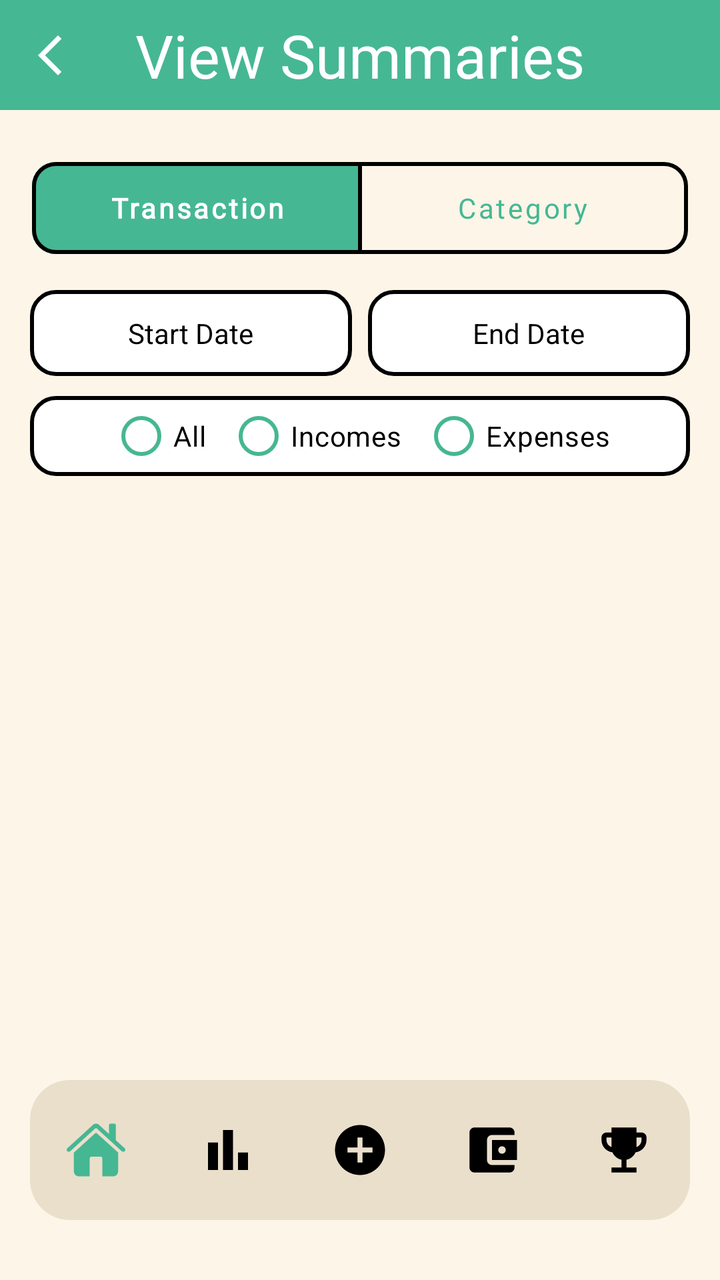
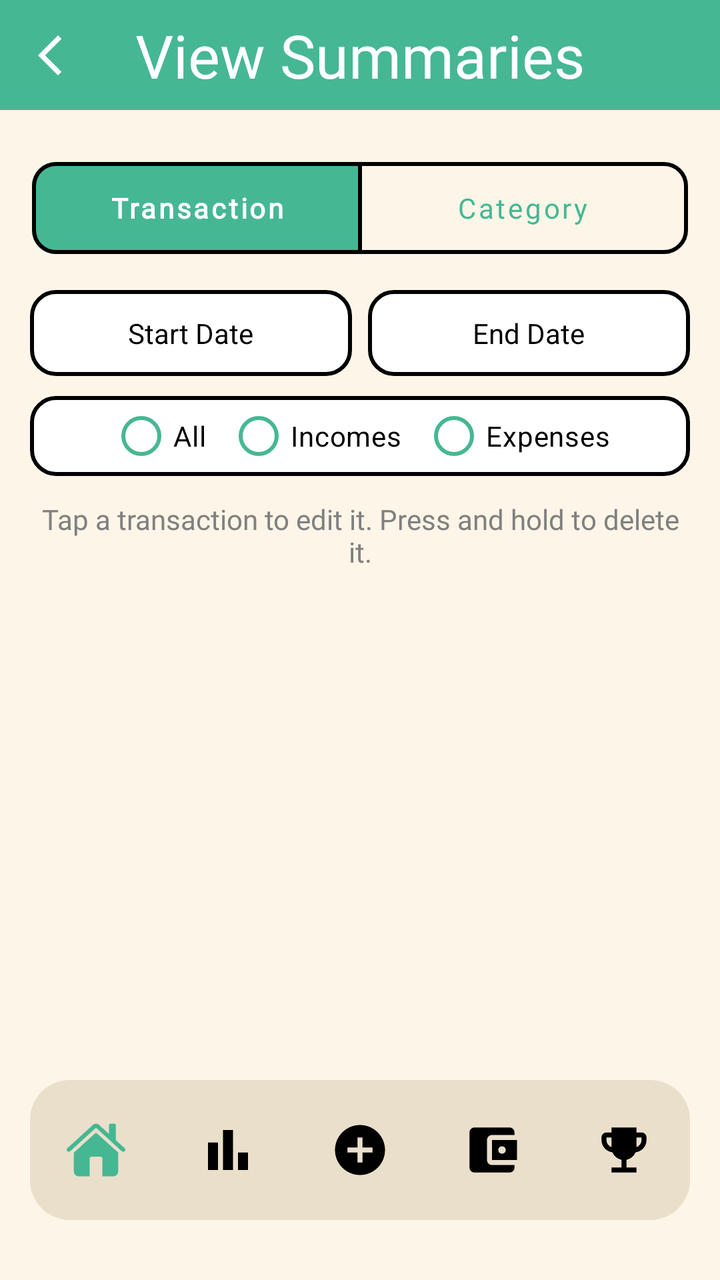

Before-and-after screenshots of an Android layout around one commit, followed by the original layout XML and the change that was made.
<!-- AndroidManifest.xml: application theme Theme.BudgetBuddy -->
<!-- res/layout/activity_transaction_list.xml -->
<?xml version="1.0" encoding="utf-8"?>
<androidx.constraintlayout.widget.ConstraintLayout
    xmlns:android="http://schemas.android.com/apk/res/android"
    xmlns:app="http://schemas.android.com/apk/res-auto"
    android:layout_width="match_parent"
    android:layout_height="match_parent"
    android:background="@color/cream">

    <ScrollView
        android:layout_width="match_parent"
        android:layout_height="0dp"
        app:layout_constraintTop_toTopOf="parent"
        app:layout_constraintBottom_toTopOf="@id/bottomNavView"
        android:fillViewport="true">

        <LinearLayout
            android:layout_width="match_parent"
            android:layout_height="wrap_content"
            android:orientation="vertical"
            android:background="@color/cream">

            
            <FrameLayout
                android:id="@+id/aiHeader"
                android:layout_width="match_parent"
                android:layout_height="55dp"
                android:background="@color/teal"
                android:layout_gravity="top"
                android:layout_marginBottom="20dp"
                app:layout_constraintTop_toTopOf="parent"
                app:layout_constraintStart_toStartOf="parent">
                <TextView
                    android:id="@+id/tvPgBanner"
                    android:layout_width="wrap_content"
                    android:layout_height="wrap_content"
                    android:text="@string/view_summaries"
                    android:textColor="@color/white"
                    android:textSize="30sp"
                    android:fontFamily="@font/outfit_bold"
                    android:layout_gravity="center" />
                
                <ImageButton
                    android:id="@+id/btnBackTHA"
                    android:layout_width="50dp"
                    android:layout_height="match_parent"
                    android:layout_gravity="start|center_vertical"
                    android:src="@drawable/ic_back_arrow"
                    android:backgroundTint="@color/teal"
                    app:tint="@color/white"
                    android:contentDescription="back to home screen"/>

            </FrameLayout>

            
            <com.google.android.material.button.MaterialButtonToggleGroup
                android:id="@+id/toggleButtonGroup"
                android:layout_width="wrap_content"
                android:layout_height="wrap_content"
                android:layout_marginTop="0dp"
                android:layout_gravity="center_horizontal"
                app:singleSelection="true">

                <com.google.android.material.button.MaterialButton
                    android:id="@+id/btnTransactionTog"
                    android:layout_width="165dp"
                    android:layout_height="58dp"
                    android:text="@string/by_transaction"
                    style="@style/Widget.MaterialComponents.Button.OutlinedButton"
                    android:backgroundTint="@color/teal"
                    android:textColor="@color/white"
                    android:textSize="14sp"
                    android:textAlignment="center"
                    app:strokeColor="@color/black"
                    android:fontFamily="@font/roboto_bold"
                    android:textStyle="bold"
                    app:strokeWidth="2dp"
                    app:cornerRadius="12dp"/>

                <com.google.android.material.button.MaterialButton
                    android:id="@+id/btnCategoryTog"
                    android:layout_width="165dp"
                    android:layout_height="58dp"
                    android:text="@string/by_category"
                    style="@style/Widget.MaterialComponents.Button.OutlinedButton"
                    android:textColor="@color/teal"
                    android:textSize="14sp"
                    android:textAlignment="center"
                    app:strokeColor="@color/black"
                    android:fontFamily="@font/roboto_bold"
                    app:strokeWidth="2dp"
                    app:cornerRadius="12dp"/>

            </com.google.android.material.button.MaterialButtonToggleGroup>

            
            <LinearLayout
                android:layout_width="330dp"
                android:layout_height="wrap_content"
                android:orientation="horizontal"
                android:layout_marginTop="12dp"
                android:layout_marginHorizontal="20dp"
                android:layout_gravity="center"
                android:weightSum="2">

                <TextView
                    android:id="@+id/tvStartDate"
                    android:layout_width="0dp"
                    android:layout_height="wrap_content"
                    android:layout_weight="1"
                    android:background="@drawable/bg_input"
                    android:padding="12dp"
                    android:text="@string/start_date"
                    android:textAlignment="center"
                    android:textColor="@color/black" />

                <TextView
                    android:id="@+id/tvEndDate"
                    android:layout_width="0dp"
                    android:layout_height="wrap_content"
                    android:layout_weight="1"
                    android:background="@drawable/bg_input"
                    android:padding="12dp"
                    android:text="@string/end_date"
                    android:textAlignment="center"
                    android:textColor="@color/black"
                    android:layout_marginStart="8dp" />
            </LinearLayout>

            <FrameLayout
                android:layout_width="330dp"
                android:layout_height="40dp"
                android:layout_gravity="center"
                android:layout_marginTop="10dp"
                android:background="@drawable/bg_input">

                
                <RadioGroup
                    android:id="@+id/rgTransactionFilter"
                    android:layout_width="wrap_content"
                    android:layout_height="wrap_content"
                    android:orientation="horizontal"
                    android:layout_gravity="center_horizontal">

                    <RadioButton
                        android:id="@+id/rbAll"
                        android:layout_width="wrap_content"
                        android:layout_height="wrap_content"
                        android:text="All"
                        android:textColor="@color/black"
                        app:buttonTint="@color/teal"
                        android:paddingEnd="10dp"/>

                    <RadioButton
                        android:id="@+id/rbIncomes"
                        android:layout_width="wrap_content"
                        android:layout_height="wrap_content"
                        android:text="Incomes"
                        android:textColor="@color/black"
                        app:buttonTint="@color/teal"
                        android:paddingEnd="10dp"/>

                    <RadioButton
                        android:id="@+id/rbExpenses"
                        android:layout_width="wrap_content"
                        android:layout_height="wrap_content"
                        android:text="Expenses"
                        android:textColor="@color/black"
                        app:buttonTint="@color/teal"/>
                </RadioGroup>

            </FrameLayout>

            
            <androidx.recyclerview.widget.RecyclerView
                android:id="@+id/rvTransactions"
                android:layout_width="match_parent"
                android:layout_height="wrap_content"
                android:layout_marginTop="16dp"
                android:overScrollMode="never"
                android:layout_marginHorizontal="20dp"/>

        </LinearLayout>

    </ScrollView>

    
    <com.google.android.material.bottomnavigation.BottomNavigationView
        android:id="@+id/bottomNavView"
        android:layout_width="match_parent"
        android:layout_height="70dp"
        android:layout_marginHorizontal="15dp"
        android:layout_marginVertical="30dp"
        android:background="@drawable/bottom_nav_bg"
        app:itemIconSize="30dp"
        app:itemIconTint="@drawable/nav_selector"
        app:itemRippleColor="@android:color/transparent"
        app:labelVisibilityMode="unlabeled"
        app:layout_constraintBottom_toBottomOf="parent"
        app:menu="@menu/navbar_menu"/>
</androidx.constraintlayout.widget.ConstraintLayout>
<!-- resources referenced by this layout -->
<resources>
  <color name="black">#FF000000</color>
  <color name="cream">#FCF5E8</color>
  <color name="teal">#46B793</color>
  <color name="white">#FFFFFFFF</color>
  <!-- drawable bg_input (drawable) -->
  <shape xmlns:android="http://schemas.android.com/apk/res/android">
      <solid android:color="@color/white"/>
      <stroke android:width="2dp" android:color="@color/black"/>
      <corners android:radius="12dp"/>
  </shape>
  <!-- drawable bottom_nav_bg (drawable) -->
  <?xml version="1.0" encoding="utf-8"?>
  <shape xmlns:android="http://schemas.android.com/apk/res/android"
      android:shape="rectangle">
  
      <solid
          android:color="@color/beige"/>
      <corners
          android:radius="20dp"/>
  </shape>
  <!-- drawable ic_back_arrow (drawable) -->
  <vector xmlns:android="http://schemas.android.com/apk/res/android" android:height="24dp" android:tint="#000000" android:viewportHeight="24" android:viewportWidth="24" android:width="24dp">
        
      <path android:fillColor="@android:color/white" android:pathData="M17.77,3.77l-1.77,-1.77l-10,10l10,10l1.77,-1.77l-8.23,-8.23z"/>
      
  </vector>
  <!-- drawable nav_selector (drawable) -->
  <?xml version="1.0" encoding="utf-8"?>
  <selector xmlns:android="http://schemas.android.com/apk/res/android">
      <item
          android:state_selected="true"
          android:color="@color/teal"
          />
      <item
          android:state_selected="false"
          android:color="@color/black"/>
  </selector>
  <string name="by_category">Category</string>
  <string name="by_transaction">Transaction</string>
  <string name="end_date">End Date</string>
  <string name="start_date">Start Date</string>
  <string name="view_summaries">View Summaries</string>
  <style name="Theme.BudgetBuddy" parent="Base.Theme.BudgetBuddy" />
  <color name="beige">#EADFCB</color>
  <style name="Base.Theme.BudgetBuddy" parent="Theme.Material3.DayNight.NoActionBar">
          
          
          <item name="colorPrimary">@color/teal</item>
          <item name="colorOnPrimary">@color/white</item>
          <item name="materialButtonStyle">@style/CustomDefaultButton</item>
      </style>
  <style name="CustomDefaultButton" parent="Widget.MaterialComponents.Button">
          <item name="android:textAlignment">textStart</item>
          <item name="android:textSize">18sp</item>
          <item name="textAllCaps">false</item>
          <item name="backgroundTint">@null</item>
          <item name="minHeight">80dp</item>
          <item name="android:width">350dp</item>
          <item name="android:radius">20dp</item>
          <item name="android:paddingVertical">5dp</item>
          <item name="android:elevation">0dp</item>
          <item name="android:stateListAnimator">@null</item>
      </style>
</resources>

<!-- the commit's change to res/layout/activity_transaction_list.xml (unified diff, before → after) -->
@@ -47,7 +47,7 @@
                     android:src="@drawable/ic_back_arrow"
                     android:backgroundTint="@color/teal"
                     app:tint="@color/white"
-                    android:contentDescription="back to home screen"/>
+                    android:contentDescription="@string/back_to_home"/>
 
             </FrameLayout>
 
@@ -145,7 +145,7 @@
                         android:id="@+id/rbAll"
                         android:layout_width="wrap_content"
                         android:layout_height="wrap_content"
-                        android:text="All"
+                        android:text="@string/all"
                         android:textColor="@color/black"
                         app:buttonTint="@color/teal"
                         android:paddingEnd="10dp"/>
@@ -154,7 +154,7 @@
                         android:id="@+id/rbIncomes"
                         android:layout_width="wrap_content"
                         android:layout_height="wrap_content"
-                        android:text="Incomes"
+                        android:text="@string/incomes"
                         android:textColor="@color/black"
                         app:buttonTint="@color/teal"
                         android:paddingEnd="10dp"/>
@@ -163,12 +163,23 @@
                         android:id="@+id/rbExpenses"
                         android:layout_width="wrap_content"
                         android:layout_height="wrap_content"
-                        android:text="Expenses"
+                        android:text="@string/expenses"
                         android:textColor="@color/black"
                         app:buttonTint="@color/teal"/>
                 </RadioGroup>
 
             </FrameLayout>
+
+            <TextView
+                android:layout_width="match_parent"
+                android:layout_height="wrap_content"
+                android:layout_marginHorizontal="20dp"
+                android:layout_marginTop="12dp"
+                android:fontFamily="@font/outfit"
+                android:gravity="center"
+                android:text="@string/transaction_actions_hint"
+                android:textColor="@color/grey"
+                android:textSize="14sp" />
 
             
             <androidx.recyclerview.widget.RecyclerView
<!-- resource entries referenced after the edit -->
@@ -2,6 +2,7 @@
 <resources>
   <color name="black">#FF000000</color>
   <color name="cream">#FCF5E8</color>
+  <color name="grey">#808080</color>
   <color name="teal">#46B793</color>
   <color name="white">#FFFFFFFF</color>
   <!-- drawable bg_input (drawable) -->
@@ -37,10 +38,15 @@
           android:state_selected="false"
           android:color="@color/black"/>
   </selector>
+  <string name="all">All</string>
+  <string name="back_to_home">Back to home screen</string>
   <string name="by_category">Category</string>
   <string name="by_transaction">Transaction</string>
   <string name="end_date">End Date</string>
+  <string name="expenses">Expenses</string>
+  <string name="incomes">Incomes</string>
   <string name="start_date">Start Date</string>
+  <string name="transaction_actions_hint">Tap a transaction to edit it. Press and hold to delete it.</string>
   <string name="view_summaries">View Summaries</string>
   <style name="Theme.BudgetBuddy" parent="Base.Theme.BudgetBuddy" />
   <color name="beige">#EADFCB</color>
